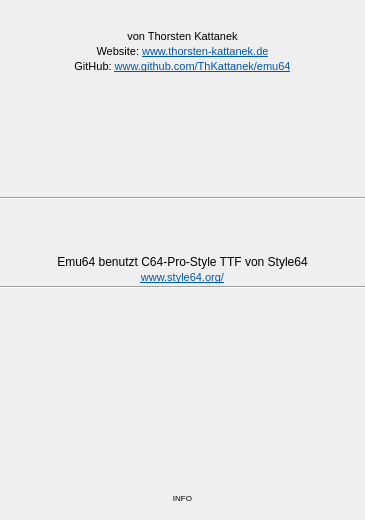
The window that src/info_window.ui (ThKattanek/emu64) describes before a commit, drawn with Qt 5.
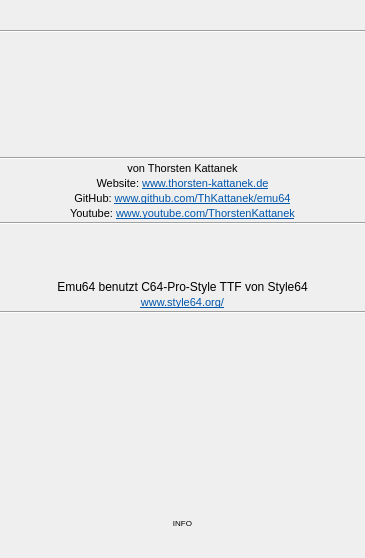
The same window after the commit. Icons and pictures are not drawn.

Commit message: added a link to my youtube channel in the info window

```diff
--- a/src/info_window.ui
+++ b/src/info_window.ui
@@ -7,7 +7,7 @@
     <x>0</x>
     <y>0</y>
     <width>365</width>
-    <height>520</height>
+    <height>558</height>
    </rect>
   </property>
   <property name="windowTitle">
@@ -63,6 +63,46 @@
            </property>
           </widget>
          </item>
+         <item>
+          <widget class="Line" name="line_4">
+           <property name="orientation">
+            <enum>Qt::Horizontal</enum>
+           </property>
+          </widget>
+         </item>
+         <item>
+          <layout class="QHBoxLayout" name="horizontalLayout_3">
+           <property name="spacing">
+            <number>2</number>
+           </property>
+           <item>
+            <widget class="QWidget" name="widget_3" native="true">
+             <property name="minimumSize">
+              <size>
+               <width>120</width>
+               <height>120</height>
+              </size>
+             </property>
+             <property name="maximumSize">
+              <size>
+               <width>120</width>
+               <height>120</height>
+              </size>
+             </property>
+             <property name="styleSheet">
+              <string notr="true">border-image: url(:/grafik/emu64_logo_120_120.png);</string>
+             </property>
+            </widget>
+           </item>
+          </layout>
+         </item>
+         <item>
+          <widget class="Line" name="line_3">
+           <property name="orientation">
+            <enum>Qt::Horizontal</enum>
+           </property>
+          </widget>
+         </item>
          <item>
           <widget class="QLabel" name="label_2">
            <property name="font">
@@ -121,30 +161,22 @@
           </widget>
          </item>
          <item>
-          <layout class="QHBoxLayout" name="horizontalLayout_3">
-           <property name="spacing">
-            <number>2</number>
+          <widget class="QLabel" name="label">
+           <property name="font">
+            <font>
+             <pointsize>8</pointsize>
+            </font>
            </property>
-           <item>
-            <widget class="QWidget" name="widget_3" native="true">
-             <property name="minimumSize">
-              <size>
-               <width>120</width>
-               <height>120</height>
-              </size>
-             </property>
-             <property name="maximumSize">
-              <size>
-               <width>120</width>
-               <height>120</height>
-              </size>
-             </property>
-             <property name="styleSheet">
-              <string notr="true">border-image: url(:/grafik/emu64_logo_120_120.png);</string>
-             </property>
-            </widget>
-           </item>
-          </layout>
+           <property name="text">
+            <string>&lt;html&gt;&lt;head/&gt;&lt;body&gt;&lt;p&gt;Youtube: &lt;a href=&quot;https://www.youtube.com/ThorstenKattanek&quot;&gt;&lt;span style=&quot; text-decoration: underline; color:#0057ae;&quot;&gt;www.youtube.com/ThorstenKattanek&lt;/span&gt;&lt;/a&gt;&lt;/p&gt;&lt;/body&gt;&lt;/html&gt;</string>
+           </property>
+           <property name="alignment">
+            <set>Qt::AlignCenter</set>
+           </property>
+           <property name="openExternalLinks">
+            <bool>true</bool>
+           </property>
+          </widget>
          </item>
         </layout>
        </item>
```
